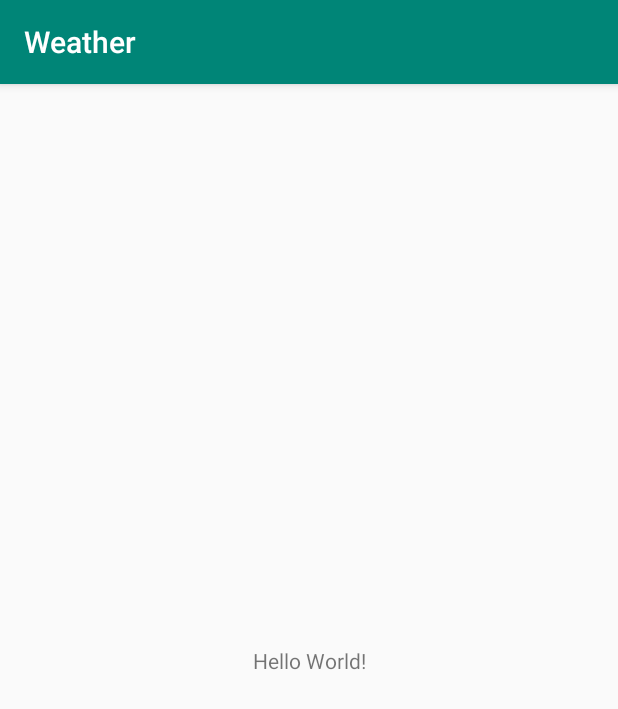
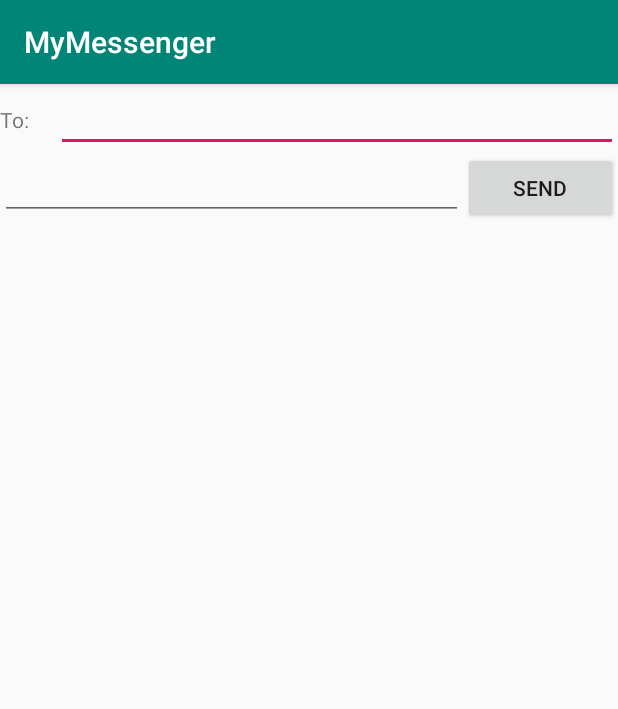
Before and after one commit to rawender/AndroidAdvancedLevel, an Android app: the screen it shows after launch (MainActivity), on a phone screen of 412 x 824 dp. Shown: the top 709 px of the screen. Run offline under Robolectric (Android 15) with nearby library versions, the phone set to English and light mode, and no system bars.

```diff
--- a/app/build.gradle
+++ b/app/build.gradle
@@ -3,7 +3,7 @@ apply plugin: 'com.android.application'
 android {
     compileSdkVersion 28
     defaultConfig {
-        applicationId "com.geekbrains.weather"
+        applicationId "com.geekbrains.mymessenger"
         minSdkVersion 19
         targetSdkVersion 28
         versionCode 1
--- /dev/null
+++ b/app/src/main/java/com/geekbrains/mymessenger/MainActivity.java
@@ -0,0 +1,137 @@
+package com.geekbrains.mymessenger;
+
+import android.Manifest;
+import android.app.Activity;
+import android.app.PendingIntent;
+import android.content.BroadcastReceiver;
+import android.content.Context;
+import android.content.Intent;
+import android.content.IntentFilter;
+import android.content.pm.PackageManager;
+import android.os.Build;
+import android.support.annotation.NonNull;
+import android.support.v4.app.ActivityCompat;
+import android.support.v7.app.AppCompatActivity;
+import android.os.Bundle;
+import android.telephony.SmsManager;
+import android.view.View;
+import android.widget.Button;
+import android.widget.EditText;
+import android.widget.Toast;
+
+public class MainActivity extends AppCompatActivity {
+
+    private final int permissionRequestCode = 123;
+
+    String SEND_SMS = "send_sms";
+    String DELIVER_SMS ="deliver_sms";
+
+    Intent sendIntent = new Intent(SEND_SMS);
+    Intent deliverIntent = new Intent(DELIVER_SMS);
+
+    PendingIntent sendPI;
+    PendingIntent deliverPI;
+
+    EditText adress;
+    EditText text;
+    Button sendBtn;
+
+    @Override
+    protected void onCreate(Bundle savedInstanceState) {
+        super.onCreate(savedInstanceState);
+        permissionCheck();
+        setContentView(R.layout.activity_main);
+        initPI();
+        initView();
+        setOnClickSendBtn();
+    }
+
+    private void permissionCheck() {
+        if (Build.VERSION.SDK_INT >= Build.VERSION_CODES.M &&
+                ActivityCompat.checkSelfPermission(this, Manifest.permission.RECEIVE_SMS)
+                        != PackageManager.PERMISSION_GRANTED &&
+                ActivityCompat.checkSelfPermission(this, Manifest.permission.SEND_SMS)
+                        != PackageManager.PERMISSION_GRANTED) {
+            final String[] permissions = new String[]{Manifest.permission.RECEIVE_SMS, Manifest.permission.SEND_SMS};
+            ActivityCompat.requestPermissions(this, permissions, permissionRequestCode);
+        }
+    }
+
+    @Override
+    public void onRequestPermissionsResult(int requestCode, @NonNull String[] permissions,
+                                           @NonNull int[] grantResults) {
+        if(requestCode == permissionRequestCode) {
+            if(grantResults.length > 0 && grantResults[0] == PackageManager.PERMISSION_GRANTED) {
+                Toast.makeText(getApplicationContext(), "Спасибо!", Toast.LENGTH_SHORT).show();
+            } else {
+                Toast.makeText(getApplicationContext(),
+                        "Извините, приложение без данного разрешения может работать неправильно",
+                        Toast.LENGTH_SHORT).show();
+            }
+        }
+    }
+
+    private void initPI() {
+        sendPI = PendingIntent.getBroadcast(MainActivity.this, 0, sendIntent, 0);
+        deliverPI = PendingIntent.getBroadcast(MainActivity.this, 0, deliverIntent, 0);
+    }
+
+    private void initView() {
+        adress = findViewById(R.id.adress);
+        text = findViewById(R.id.text);
+        sendBtn = findViewById(R.id.sendBtn);
+    }
+
+    private void setOnClickSendBtn() {
+        sendBtn.setOnClickListener(new View.OnClickListener() {
+            @Override
+            public void onClick(View v) {
+                String phoneNumber = adress.getText().toString().replace("-", "");
+                String msg = text.getText().toString();
+                SmsManager smsManager = SmsManager.getDefault();
+                try {
+                    smsManager.sendTextMessage(phoneNumber,null, msg, sendPI, deliverPI);
+                } catch (Exception e) {
+                    e.printStackTrace();
+                }
+
+            }
+        });
+    }
+
+    BroadcastReceiver sendReceiver = new BroadcastReceiver() {
+        @Override
+        public void onReceive(Context context, Intent intent) {
+            if (getResultCode() == Activity.RESULT_OK) {
+                Toast.makeText(context, "Sent", Toast.LENGTH_LONG).show();
+            } else {
+                Toast.makeText(context, "Error sending", Toast.LENGTH_LONG).show();
+            }
+        }
+    };
+
+    BroadcastReceiver deliverReceiver = new BroadcastReceiver() {
+        @Override
+        public void onReceive(Context context, Intent intent) {
+            if (getResultCode() == Activity.RESULT_OK) {
+                Toast.makeText(context, "Delivered", Toast.LENGTH_LONG).show();
+            } else {
+                Toast.makeText(context, "Delivery error", Toast.LENGTH_LONG).show();
+            }
+        }
+    };
+
+    @Override
+    protected void onResume() {
+        super.onResume();
+        registerReceiver(sendReceiver, new IntentFilter(SEND_SMS));
+        registerReceiver(deliverReceiver, new IntentFilter(DELIVER_SMS));
+    }
+
+    @Override
+    protected void onStop() {
+        super.onStop();
+        unregisterReceiver(sendReceiver);
+        unregisterReceiver(deliverReceiver);
+    }
+}
--- a/app/src/main/res/layout/activity_main.xml
+++ b/app/src/main/res/layout/activity_main.xml
@@ -1,18 +1,51 @@
 <?xml version="1.0" encoding="utf-8"?>
-<android.support.constraint.ConstraintLayout xmlns:android="http://schemas.android.com/apk/res/android"
-    xmlns:app="http://schemas.android.com/apk/res-auto"
+<LinearLayout
+    xmlns:android="http://schemas.android.com/apk/res/android"
     xmlns:tools="http://schemas.android.com/tools"
+    android:orientation="vertical"
     android:layout_width="match_parent"
     android:layout_height="match_parent"
     tools:context=".MainActivity">
 
-    <TextView
-        android:layout_width="wrap_content"
-        android:layout_height="wrap_content"
-        android:text="Hello World!"
-        app:layout_constraintBottom_toBottomOf="parent"
-        app:layout_constraintLeft_toLeftOf="parent"
-        app:layout_constraintRight_toRightOf="parent"
-        app:layout_constraintTop_toTopOf="parent" />
+    <LinearLayout
+        android:orientation="horizontal"
+        android:layout_width="match_parent"
+        android:layout_height="wrap_content">
 
-</android.support.constraint.ConstraintLayout>
+        <TextView
+            android:layout_width="0px"
+            android:layout_height="wrap_content"
+            android:layout_weight="1"
+            android:text="@string/to" />
+
+        <EditText
+            android:layout_width="0px"
+            android:layout_height="wrap_content"
+            android:layout_weight="10"
+            android:id="@+id/adress"
+            tools:ignore="Autofill,LabelFor,TextFields"/>
+
+    </LinearLayout>
+
+    <LinearLayout
+        android:orientation="horizontal"
+        android:layout_width="match_parent"
+        android:layout_height="wrap_content">
+
+        <EditText
+            android:layout_width="0px"
+            android:layout_height="wrap_content"
+            android:layout_weight="3"
+            android:id="@+id/text"
+            tools:ignore="Autofill,LabelFor,TextFields" />
+
+        <Button
+            android:layout_width="0px"
+            android:layout_height="wrap_content"
+            android:layout_weight="1"
+            android:id="@+id/sendBtn"
+            android:text="@string/send" />
+
+    </LinearLayout>
+
+</LinearLayout>
--- a/app/src/main/res/values/strings.xml
+++ b/app/src/main/res/values/strings.xml
@@ -1,3 +1,5 @@
 <resources>
-    <string name="app_name">Weather</string>
+    <string name="app_name">MyMessenger</string>
+    <string name="send">Send</string>
+    <string name="to">To:</string>
 </resources>
```
Also changed, not shown: app/src/main/AndroidManifest.xml (+19 -4 lines), app/src/main/java/com/geekbrains/mymessenger/SmsReceiver.java (added, +87 -0 lines), gradle/wrapper/gradle-wrapper.properties, 2 other files.
